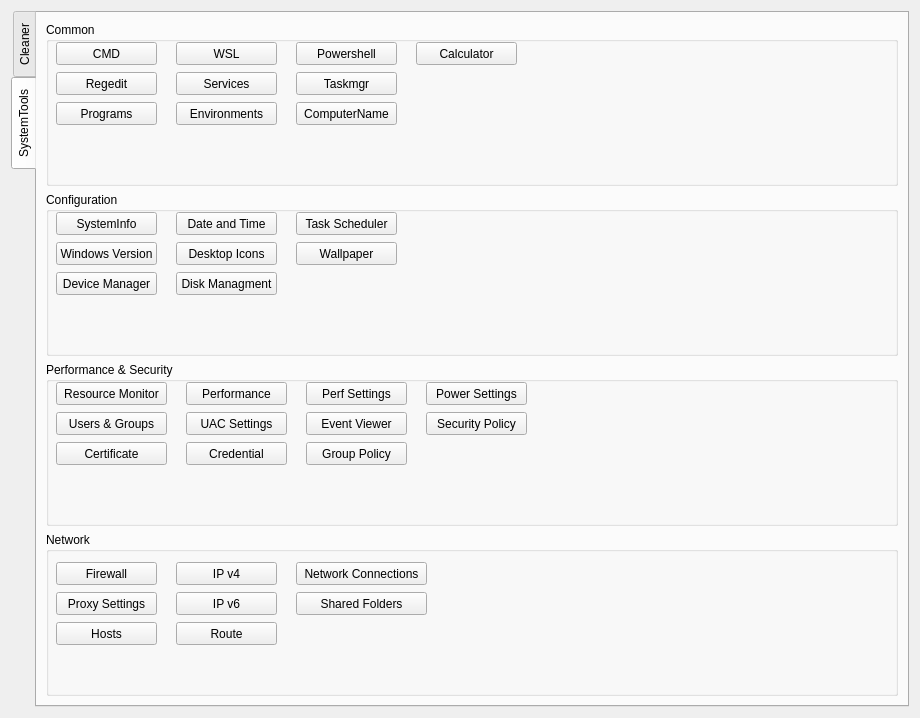
Old version of the form src/OpenArk/ui/reverse.ui in the repository BlackINT3/OpenArk.
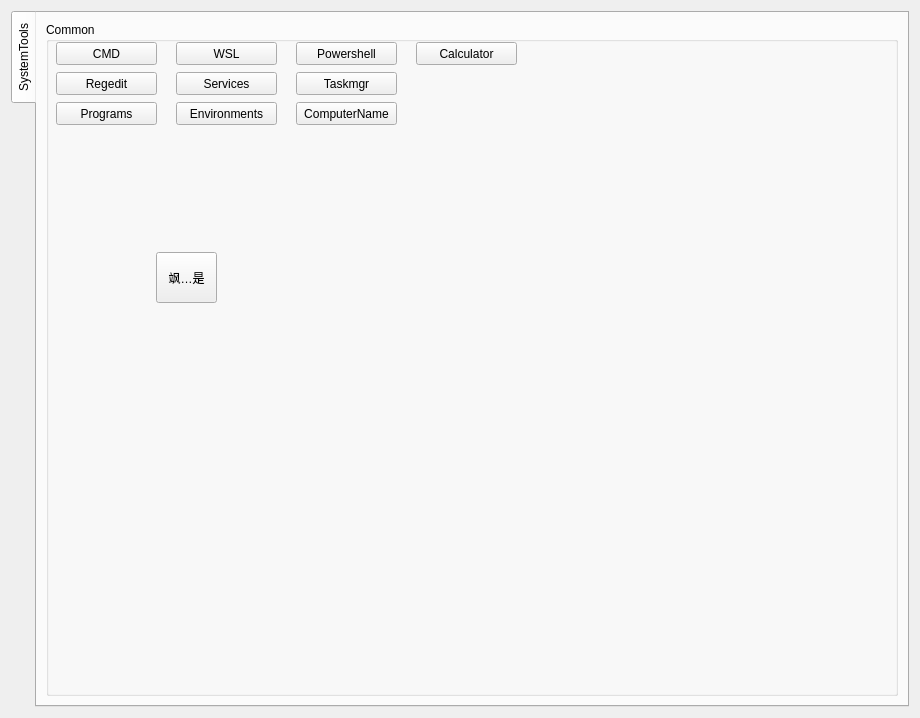
New version of the form. The open tabs and pages were chosen to show the change. Icons and pictures are not drawn.

Commit message: Add icons for system tools, UI optimized

Diff of the .ui file:
```diff
--- a/src/OpenArk/ui/reverse.ui
+++ b/src/OpenArk/ui/reverse.ui
@@ -28,95 +28,6 @@
      <property name="currentIndex">
       <number>0</number>
      </property>
-     <widget class="QWidget" name="tabCleaner">
-      <attribute name="title">
-       <string>Cleaner</string>
-      </attribute>
-      <layout class="QVBoxLayout" name="verticalLayout">
-       <item>
-        <layout class="QHBoxLayout" name="horizontalLayout">
-         <item>
-          <widget class="QLabel" name="statusLabel">
-           <property name="sizePolicy">
-            <sizepolicy hsizetype="Preferred" vsizetype="Preferred">
-             <horstretch>0</horstretch>
-             <verstretch>0</verstretch>
-            </sizepolicy>
-           </property>
-           <property name="minimumSize">
-            <size>
-             <width>0</width>
-             <height>0</height>
-            </size>
-           </property>
-           <property name="maximumSize">
-            <size>
-             <width>16777215</width>
-             <height>16777215</height>
-            </size>
-           </property>
-           <property name="text">
-            <string>[STATUS] not started...</string>
-           </property>
-          </widget>
-         </item>
-         <item>
-          <widget class="QLabel" name="fileLabel">
-           <property name="maximumSize">
-            <size>
-             <width>300</width>
-             <height>16777215</height>
-            </size>
-           </property>
-           <property name="text">
-            <string/>
-           </property>
-          </widget>
-         </item>
-         <item>
-          <spacer name="horizontalSpacer">
-           <property name="orientation">
-            <enum>Qt::Horizontal</enum>
-           </property>
-           <property name="sizeHint" stdset="0">
-            <size>
-             <width>40</width>
-             <height>20</height>
-            </size>
-           </property>
-          </spacer>
-         </item>
-         <item>
-          <widget class="QCheckBox" name="customScanCheckBox">
-           <property name="text">
-            <string>CustomFolder</string>
-           </property>
-           <property name="checked">
-            <bool>true</bool>
-           </property>
-          </widget>
-         </item>
-         <item>
-          <widget class="QPushButton" name="scanBtn">
-           <property name="text">
-            <string>&amp;Scan</string>
-           </property>
-          </widget>
-         </item>
-         <item>
-          <widget class="QPushButton" name="cleanBtn">
-           <property name="text">
-            <string>&amp;Clean</string>
-           </property>
-          </widget>
-         </item>
-        </layout>
-       </item>
-       <item>
-        <widget class="QTreeView" name="junksView"/>
-       </item>
-      </layout>
-     </widget>
      <widget class="QWidget" name="tabSystemTools">
       <attribute name="title">
        <string>SystemTools</string>
@@ -257,376 +168,27 @@
            <string>Calculator</string>
           </property>
          </widget>
-        </widget>
-       </item>
-       <item>
-        <widget class="QGroupBox" name="groupBox_4">
-         <property name="title">
-          <string>Configuration</string>
-         </property>
-         <widget class="QPushButton" name="diskmgrBtn">
+         <widget class="QToolButton" name="toolButton">
           <property name="geometry">
            <rect>
-            <x>130</x>
-            <y>80</y>
-            <width>101</width>
-            <height>23</height>
+            <x>110</x>
+            <y>230</y>
+            <width>61</width>
+            <height>51</height>
            </rect>
           </property>
           <property name="text">
-           <string>Disk Managment</string>
+           <string>飒飒阿萨是</string>
           </property>
-         </widget>
-         <widget class="QPushButton" name="datetimeBtn">
-          <property name="geometry">
-           <rect>
-            <x>130</x>
-            <y>20</y>
-            <width>101</width>
-            <height>23</height>
-           </rect>
+          <property name="icon">
+           <iconset>
+            <normaloff>C:/Go/favicon.ico</normaloff>C:/Go/favicon.ico</iconset>
           </property>
-          <property name="text">
-           <string>Date and Time</string>
+          <property name="toolButtonStyle">
+           <enum>Qt::ToolButtonTextUnderIcon</enum>
           </property>
-         </widget>
-         <widget class="QPushButton" name="deskiconsBtn">
-          <property name="geometry">
-           <rect>
-            <x>130</x>
-            <y>50</y>
-            <width>101</width>
-            <height>23</height>
-           </rect>
-          </property>
-          <property name="text">
-           <string>Desktop Icons</string>
-          </property>
-         </widget>
-         <widget class="QPushButton" name="versionBtn">
-          <property name="geometry">
-           <rect>
-            <x>10</x>
-            <y>50</y>
-            <width>101</width>
-            <height>23</height>
-           </rect>
-          </property>
-          <property name="text">
-           <string>Windows Version</string>
-          </property>
-         </widget>
-         <widget class="QPushButton" name="sysinfoBtn">
-          <property name="geometry">
-           <rect>
-            <x>10</x>
-            <y>20</y>
-            <width>101</width>
-            <height>23</height>
-           </rect>
-          </property>
-          <property name="text">
-           <string>SystemInfo</string>
-          </property>
-         </widget>
-         <widget class="QPushButton" name="wallpaperBtn">
-          <property name="geometry">
-           <rect>
-            <x>250</x>
-            <y>50</y>
-            <width>101</width>
-            <height>23</height>
-           </rect>
-          </property>
-          <property name="text">
-           <string>Wallpaper</string>
-          </property>
-         </widget>
-         <widget class="QPushButton" name="devmgrBtn">
-          <property name="geometry">
-           <rect>
-            <x>10</x>
-            <y>80</y>
-            <width>101</width>
-            <height>23</height>
-           </rect>
-          </property>
-          <property name="text">
-           <string>Device Manager</string>
-          </property>
-         </widget>
-         <widget class="QPushButton" name="tasksBtn">
-          <property name="geometry">
-           <rect>
-            <x>250</x>
-            <y>20</y>
-            <width>101</width>
-            <height>23</height>
-           </rect>
-          </property>
-          <property name="text">
-           <string>Task Scheduler</string>
-          </property>
-         </widget>
-        </widget>
-       </item>
-       <item>
-        <widget class="QGroupBox" name="groupBox_5">
-         <property name="title">
-          <string>Performance &amp;&amp; Security</string>
-         </property>
-         <widget class="QPushButton" name="perfBtn">
-          <property name="geometry">
-           <rect>
-            <x>140</x>
-            <y>20</y>
-            <width>101</width>
-            <height>23</height>
-           </rect>
-          </property>
-          <property name="text">
-           <string>Performance</string>
-          </property>
-         </widget>
-         <widget class="QPushButton" name="resmonBtn">
-          <property name="geometry">
-           <rect>
-            <x>10</x>
-            <y>20</y>
-            <width>111</width>
-            <height>23</height>
-           </rect>
-          </property>
-          <property name="text">
-           <string>Resource Monitor</string>
-          </property>
-         </widget>
-         <widget class="QPushButton" name="uacBtn">
-          <property name="geometry">
-           <rect>
-            <x>140</x>
-            <y>50</y>
-            <width>101</width>
-            <height>23</height>
-           </rect>
-          </property>
-          <property name="text">
-           <string>UAC Settings</string>
-          </property>
-         </widget>
-         <widget class="QPushButton" name="perfsetBtn">
-          <property name="geometry">
-           <rect>
-            <x>260</x>
-            <y>20</y>
-            <width>101</width>
-            <height>23</height>
-           </rect>
-          </property>
-          <property name="text">
-           <string>Perf Settings</string>
-          </property>
-         </widget>
-         <widget class="QPushButton" name="powerBtn">
-          <property name="geometry">
-           <rect>
-            <x>380</x>
-            <y>20</y>
-            <width>101</width>
-            <height>23</height>
-           </rect>
-          </property>
-          <property name="text">
-           <string>Power Settings</string>
-          </property>
-         </widget>
-         <widget class="QPushButton" name="gpoBtn">
-          <property name="geometry">
-           <rect>
-            <x>260</x>
-            <y>80</y>
-            <width>101</width>
-            <height>23</height>
-           </rect>
-          </property>
-          <property name="text">
-           <string>Group Policy</string>
-          </property>
-         </widget>
-         <widget class="QPushButton" name="usersBtn">
-          <property name="geometry">
-           <rect>
-            <x>10</x>
-            <y>50</y>
-            <width>111</width>
-            <height>23</height>
-           </rect>
-          </property>
-          <property name="text">
-           <string>Users &amp;&amp; Groups</string>
-          </property>
-         </widget>
-         <widget class="QPushButton" name="credBtn">
-          <property name="geometry">
-           <rect>
-            <x>140</x>
-            <y>80</y>
-            <width>101</width>
-            <height>23</height>
-           </rect>
-          </property>
-          <property name="text">
-           <string>Credential</string>
-          </property>
-         </widget>
-         <widget class="QPushButton" name="certBtn">
-          <property name="geometry">
-           <rect>
-            <x>10</x>
-            <y>80</y>
-            <width>111</width>
-            <height>23</height>
-           </rect>
-          </property>
-          <property name="text">
-           <string>Certificate</string>
-          </property>
-         </widget>
-         <widget class="QPushButton" name="secpolBtn">
-          <property name="geometry">
-           <rect>
-            <x>380</x>
-            <y>50</y>
-            <width>101</width>
-            <height>23</height>
-           </rect>
-          </property>
-          <property name="text">
-           <string>Security Policy</string>
-          </property>
-         </widget>
-         <widget class="QPushButton" name="evtBtn">
-          <property name="geometry">
-           <rect>
-            <x>260</x>
-            <y>50</y>
-            <width>101</width>
-            <height>23</height>
-           </rect>
-          </property>
-          <property name="text">
-           <string>Event Viewer</string>
-          </property>
-         </widget>
-        </widget>
-       </item>
-       <item>
-        <widget class="QGroupBox" name="groupBox_3">
-         <property name="title">
-          <string>Network</string>
-         </property>
-         <widget class="QPushButton" name="firewallBtn">
-          <property name="geometry">
-           <rect>
-            <x>10</x>
-            <y>30</y>
-            <width>101</width>
-            <height>23</height>
-           </rect>
-          </property>
-          <property name="text">
-           <string>Firewall</string>
-          </property>
-         </widget>
-         <widget class="QPushButton" name="proxyBtn">
-          <property name="geometry">
-           <rect>
-            <x>10</x>
-            <y>60</y>
-            <width>101</width>
-            <height>23</height>
-           </rect>
-          </property>
-          <property name="text">
-           <string>Proxy Settings</string>
-          </property>
-         </widget>
-         <widget class="QPushButton" name="netconnBtn">
-          <property name="geometry">
-           <rect>
-            <x>250</x>
-            <y>30</y>
-            <width>131</width>
-            <height>23</height>
-           </rect>
-          </property>
-          <property name="text">
-           <string>Network Connections</string>
-          </property>
-         </widget>
-         <widget class="QPushButton" name="hostsBtn">
-          <property name="geometry">
-           <rect>
-            <x>10</x>
-            <y>90</y>
-            <width>101</width>
-            <height>23</height>
-           </rect>
-          </property>
-          <property name="text">
-           <string>Hosts</string>
-          </property>
-         </widget>
-         <widget class="QPushButton" name="ipv4Btn">
-          <property name="geometry">
-           <rect>
-            <x>130</x>
-            <y>30</y>
-            <width>101</width>
-            <height>23</height>
-           </rect>
-          </property>
-          <property name="text">
-           <string>IP v4</string>
-          </property>
-         </widget>
-         <widget class="QPushButton" name="ipv6Btn">
-          <property name="geometry">
-           <rect>
-            <x>130</x>
-            <y>60</y>
-            <width>101</width>
-            <height>23</height>
-           </rect>
-          </property>
-          <property name="text">
-           <string>IP v6</string>
-          </property>
-         </widget>
-         <widget class="QPushButton" name="routeBtn">
-          <property name="geometry">
-           <rect>
-            <x>130</x>
-            <y>90</y>
-            <width>101</width>
-            <height>23</height>
-           </rect>
-          </property>
-          <property name="text">
-           <string>Route</string>
-          </property>
-         </widget>
-         <widget class="QPushButton" name="sharedBtn">
-          <property name="geometry">
-           <rect>
-            <x>250</x>
-            <y>60</y>
-            <width>131</width>
-            <height>23</height>
-           </rect>
-          </property>
-          <property name="text">
-           <string>Shared Folders</string>
+          <property name="autoRaise">
+           <bool>false</bool>
           </property>
          </widget>
         </widget>
```
The commit also changes 44 other files.
